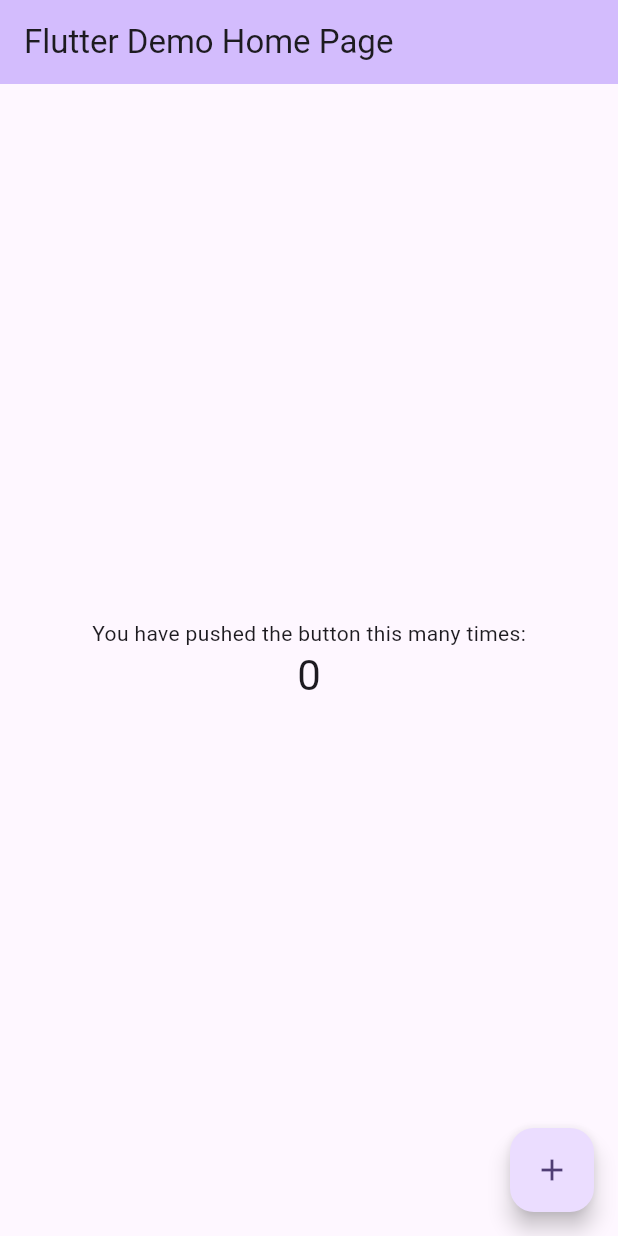
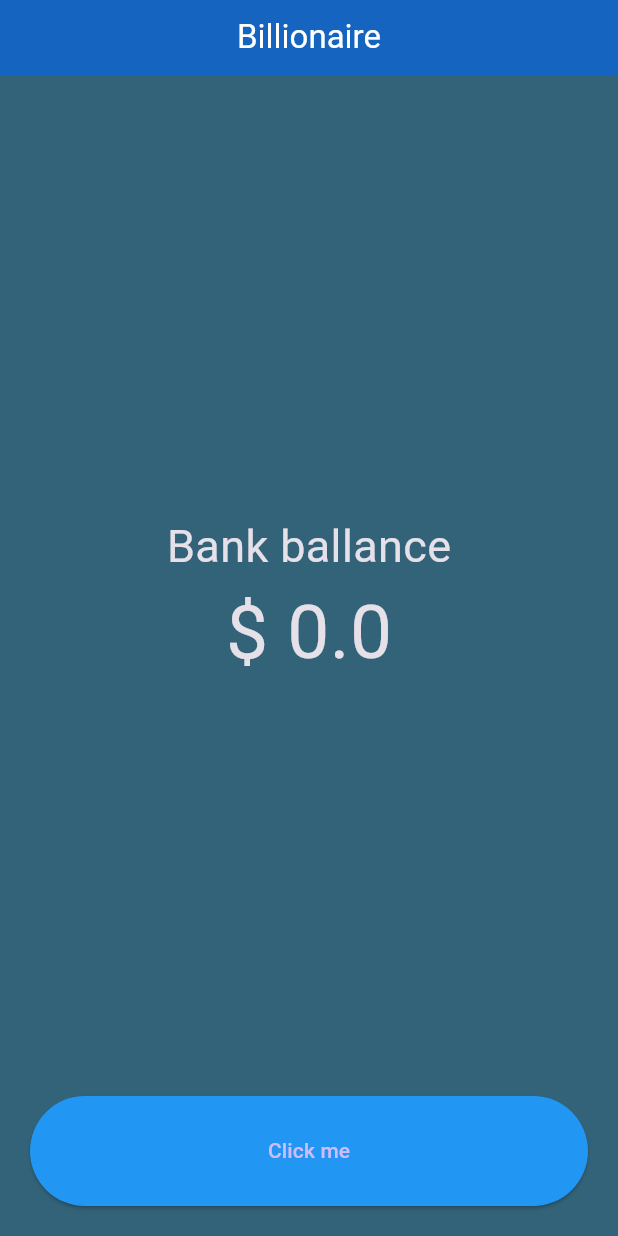
Before and after one commit to Ahmed-Magdy28/billionaireapp, a Flutter app: the screen it shows after launch, on a phone screen of 412 x 824 dp. Run offline on Flutter 3.47's test engine with Material 3 defaults, Android fonts, the phone set to English and light mode, and no system bars; our stand-ins replace shared_preferences.

Commit message:
finished the app

```diff
--- /dev/null
+++ b/lib/addmoneyfunction.dart
@@ -0,0 +1,22 @@
+import 'package:flutter/material.dart';
+
+class AddMoney extends StatelessWidget {
+  final void Function() addMoneyfunction;
+
+  const AddMoney({super.key, required this.addMoneyfunction});
+
+  @override
+  Widget build(BuildContext context) {
+    return Expanded(
+                flex: 1,
+                child: ElevatedButton(
+                  style: ElevatedButton.styleFrom(
+                    backgroundColor: Colors.blue,
+                    minimumSize: const Size(double.infinity, 50),
+                  ),
+                  onPressed: addMoneyfunction,
+                  child: const Text('Click me'),
+                ),
+              );
+  }
+}
--- /dev/null
+++ b/lib/app_bar.dart
@@ -0,0 +1,21 @@
+import 'package:flutter/material.dart';
+
+class MyAppBar extends StatelessWidget implements PreferredSizeWidget {
+  const MyAppBar({super.key});
+
+  @override
+  Widget build(BuildContext context) {
+    return AppBar(
+          title: const Text(
+            'Billionaire',
+            style: TextStyle(color: Colors.white),
+          ),
+          backgroundColor: Colors.blue[800],
+          centerTitle: true,
+        );
+  }
+
+  @override
+  // TODO: implement preferredSize
+  Size get preferredSize => const Size.fromHeight(50);
+}
--- /dev/null
+++ b/lib/balanceview.dart
@@ -0,0 +1,14 @@
+import 'package:flutter/material.dart';
+
+class Balanceview extends StatelessWidget {
+  final double bankBallance;
+  const Balanceview({super.key, required this.bankBallance});
+
+  @override
+  Widget build(BuildContext context) {
+    return Text(
+      '\$ $bankBallance',
+      style: const TextStyle(fontSize: 50),
+    );
+  }
+}
--- /dev/null
+++ b/lib/container.dart
@@ -0,0 +1,36 @@
+import 'package:billionaireapp/BalanceView.dart';
+import 'package:billionaireapp/addmoneyfunction.dart';
+import 'package:flutter/material.dart';
+
+class MyBody extends StatelessWidget {
+  final void Function() incrementCounter;
+  final double bankBallance;
+  const MyBody({super.key, required this.bankBallance, required this.incrementCounter});
+  @override
+  Widget build(BuildContext context) {
+    return Container(
+      padding: const EdgeInsets.all(20),
+      color: const Color.fromARGB(255, 51, 99, 121),
+      height: double.infinity,
+      width: double.infinity,
+      child: Column(
+        mainAxisAlignment: MainAxisAlignment.spaceBetween,
+        children: <Widget>[
+          Expanded(
+              flex: 9,
+              child: Column(
+                mainAxisAlignment: MainAxisAlignment.center,
+                children: [
+                  const Text(
+                    'Bank ballance',
+                    style: TextStyle(fontSize: 30),
+                  ),
+                  Balanceview(bankBallance: bankBallance)
+                ],
+              )),
+          AddMoney(addMoneyfunction: incrementCounter)
+        ],
+      ),
+    );
+  }
+}
--- a/lib/main.dart
+++ b/lib/main.dart
@@ -1,125 +1,48 @@
+import 'package:billionaireapp/app_bar.dart';
+import 'package:billionaireapp/container.dart';
 import 'package:flutter/material.dart';
+import 'package:shared_preferences/shared_preferences.dart';
 
 void main() {
-  runApp(const MyApp());
+  runApp(const BillionaireApp());
 }
 
-class MyApp extends StatelessWidget {
-  const MyApp({super.key});
+class BillionaireApp extends StatefulWidget {
+  const BillionaireApp({super.key});
 
-  // This widget is the root of your application.
+  @override
+  State<BillionaireApp> createState() => _BillionaireAppState();
+}
+
+class _BillionaireAppState extends State<BillionaireApp> {
+  double bankBallance = 0;
+  void _incrementCounter() async {
+    setState(() {
+      bankBallance += 500;
+    });
+    final SharedPreferences prefs = await SharedPreferences.getInstance();
+    await prefs.setDouble('decimal', bankBallance);
+  }
+  void loadBallance() async {
+    final SharedPreferences prefs = await SharedPreferences.getInstance();
+    setState(() {
+      bankBallance = prefs.getDouble('decimal') ?? 0;
+    });
+  }
+  @override
+  void initState() {
+
+    loadBallance();
+    super.initState();
+  }
   @override
   Widget build(BuildContext context) {
     return MaterialApp(
-      title: 'Flutter Demo',
-      theme: ThemeData(
-        // This is the theme of your application.
-        //
-        // TRY THIS: Try running your application with "flutter run". You'll see
-        // the application has a purple toolbar. Then, without quitting the app,
-        // try changing the seedColor in the colorScheme below to Colors.green
-        // and then invoke "hot reload" (save your changes or press the "hot
-        // reload" button in a Flutter-supported IDE, or press "r" if you used
-        // the command line to start the app).
-        //
-        // Notice that the counter didn't reset back to zero; the application
-        // state is not lost during the reload. To reset the state, use hot
-        // restart instead.
-        //
-        // This works for code too, not just values: Most code changes can be
-        // tested with just a hot reload.
-        colorScheme: ColorScheme.fromSeed(seedColor: Colors.deepPurple),
-        useMaterial3: true,
-      ),
-      home: const MyHomePage(title: 'Flutter Demo Home Page'),
-    );
+      title: 'Billionaire',
+      theme: ThemeData.dark(useMaterial3: true),
+      home: Scaffold(
+        appBar: const MyAppBar(),
+        body: MyBody(bankBallance: bankBallance, incrementCounter: _incrementCounter),),
+      );
   }
 }
-
-class MyHomePage extends StatefulWidget {
-  const MyHomePage({super.key, required this.title});
-
-  // This widget is the home page of your application. It is stateful, meaning
-  // that it has a State object (defined below) that contains fields that affect
-  // how it looks.
-
-  // This class is the configuration for the state. It holds the values (in this
-  // case the title) provided by the parent (in this case the App widget) and
-  // used by the build method of the State. Fields in a Widget subclass are
-  // always marked "final".
-
-  final String title;
-
-  @override
-  State<MyHomePage> createState() => _MyHomePageState();
-}
-
-class _MyHomePageState extends State<MyHomePage> {
-  int _counter = 0;
-
-  void _incrementCounter() {
-    setState(() {
-      // This call to setState tells the Flutter framework that something has
-      // changed in this State, which causes it to rerun the build method below
-      // so that the display can reflect the updated values. If we changed
-      // _counter without calling setState(), then the build method would not be
-      // called again, and so nothing would appear to happen.
-      _counter++;
-    });
-  }
-
-  @override
-  Widget build(BuildContext context) {
-    // This method is rerun every time setState is called, for instance as done
-    // by the _incrementCounter method above.
-    //
-    // The Flutter framework has been optimized to make rerunning build methods
-    // fast, so that you can just rebuild anything that needs updating rather
-    // than having to individually change instances of widgets.
-    return Scaffold(
-      appBar: AppBar(
-        // TRY THIS: Try changing the color here to a specific color (to
-        // Colors.amber, perhaps?) and trigger a hot reload to see the AppBar
-        // change color while the other colors stay the same.
-        backgroundColor: Theme.of(context).colorScheme.inversePrimary,
-        // Here we take the value from the MyHomePage object that was created by
-        // the App.build method, and use it to set our appbar title.
-        title: Text(widget.title),
-      ),
-      body: Center(
-        // Center is a layout widget. It takes a single child and positions it
-        // in the middle of the parent.
-        child: Column(
-          // Column is also a layout widget. It takes a list of children and
-          // arranges them vertically. By default, it sizes itself to fit its
-          // children horizontally, and tries to be as tall as its parent.
-          //
-          // Column has various properties to control how it sizes itself and
-          // how it positions its children. Here we use mainAxisAlignment to
-          // center the children vertically; the main axis here is the vertical
-          // axis because Columns are vertical (the cross axis would be
-          // horizontal).
-          //
-          // TRY THIS: Invoke "debug painting" (choose the "Toggle Debug Paint"
-          // action in the IDE, or press "p" in the console), to see the
-          // wireframe for each widget.
-          mainAxisAlignment: MainAxisAlignment.center,
-          children: <Widget>[
-            const Text(
-              'You have pushed the button this many times:',
-            ),
-            Text(
-              '$_counter',
-              style: Theme.of(context).textTheme.headlineMedium,
-            ),
-          ],
-        ),
-      ),
-      floatingActionButton: FloatingActionButton(
-        onPressed: _incrementCounter,
-        tooltip: 'Increment',
-        child: const Icon(Icons.add),
-      ), // This trailing comma makes auto-formatting nicer for build methods.
-    );
-  }
-}
--- a/pubspec.yaml
+++ b/pubspec.yaml
@@ -35,6 +35,7 @@ dependencies:
   # The following adds the Cupertino Icons font to your application.
   # Use with the CupertinoIcons class for iOS style icons.
   cupertino_icons: ^1.0.8
+  shared_preferences: ^2.3.2
 
 dev_dependencies:
   flutter_test:
```
Also changed, not shown: pubspec.lock, 2 other files.
